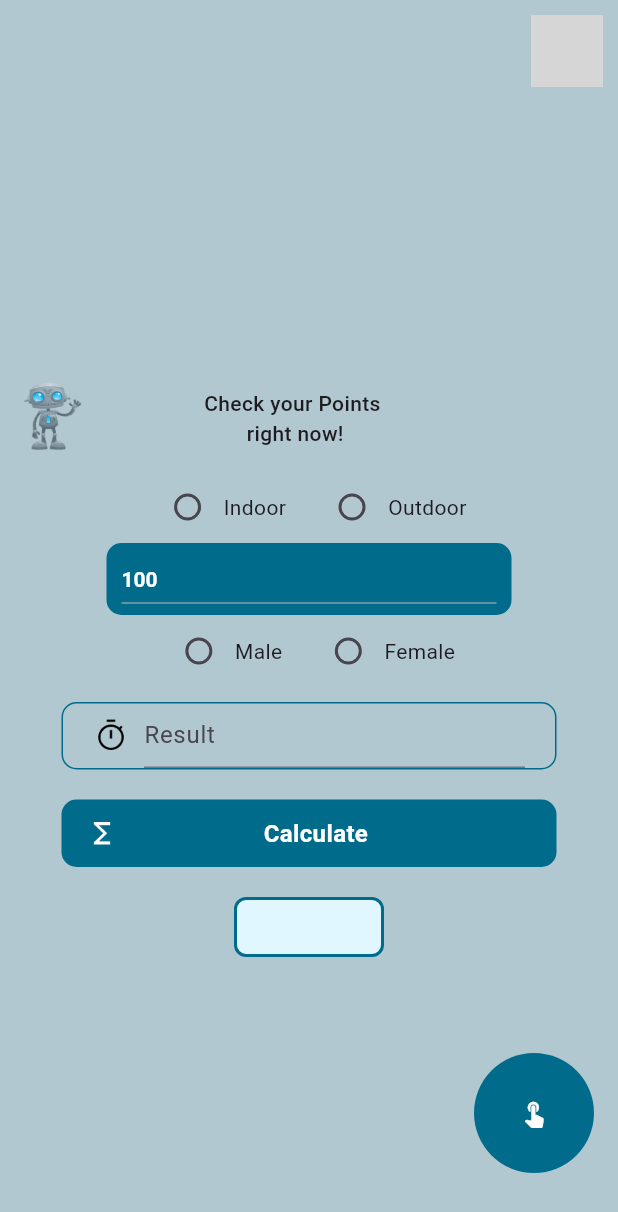
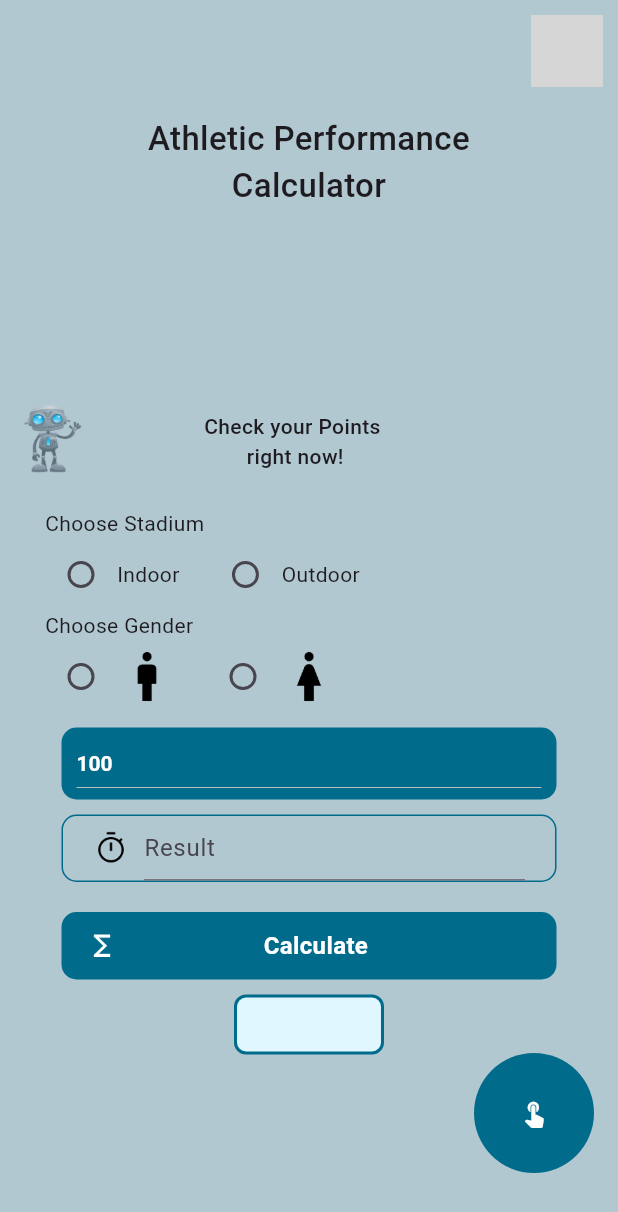
Before and after one commit to MohamaddMortada/AI-Front-End, a Flutter app: the screen it shows after launch, after a tap on "CALCULATE", on a phone screen of 412 x 824 dp. Shown: the top 1212 px of the screen. Run offline on Flutter 3.47's test engine with Material 3 defaults, Android fonts, the phone set to English and light mode, and no system bars; our stand-ins replace flutter_secure_storage, get, image_picker, shared_preferences; network calls fail; grey boxes are pictures that could not be loaded.

Commit message:
Editing Calculate Design

```diff
--- a/lib/pages/calculate.dart
+++ b/lib/pages/calculate.dart
@@ -1,9 +1,7 @@
-import 'package:flutter/gestures.dart';
 import 'package:flutter/material.dart';
 import 'package:front_end/widgets/alami_message.dart';
 import 'package:front_end/widgets/assistive_ball.dart';
 import 'package:front_end/widgets/button_secondary.dart';
-import 'package:front_end/widgets/image_container.dart';
 import 'package:front_end/widgets/input.dart';
 import 'package:front_end/widgets/profile_bar.dart';
 import 'package:http/http.dart' as http;
@@ -128,11 +126,31 @@ class _CalculateState extends State<Calculate> {
               mainAxisAlignment: MainAxisAlignment.center,
               children: [
                 const ProfileBar(),
-                Spacer(),
-                AlamiMessage(text: 'Check your Points \n right now!', fontSize: 14, fontWeight: FontWeight.w500),
-                SizedBox(height: 10),
+                Container(
+                  alignment: Alignment.center,
+                  width: 250,
+                  height: 80,
+                  child: const Text(
+                    'Athletic Performance Calculator',
+                    style: TextStyle(fontSize: 22, fontWeight: FontWeight.w500),
+                    textAlign: TextAlign.center,
+                  ),
+                ),
+                const Spacer(),
+                AlamiMessage(
+                  text: 'Check your Points \n right now!',
+                  fontSize: 14,
+                  fontWeight: FontWeight.w500,
+                ),
+                const SizedBox(height: 20),
+                Container(
+                  padding: const EdgeInsets.symmetric(horizontal: 30),
+                  alignment: Alignment.centerLeft,
+                  child: Column(
+                    crossAxisAlignment: CrossAxisAlignment.start,
+                    children: [
+                      const Text('Choose Stadium'),
                       Row(
-                  mainAxisAlignment: MainAxisAlignment.center,
                         children: [
                           Radio<String>(
                             value: 'i',
@@ -157,9 +175,41 @@ class _CalculateState extends State<Calculate> {
                           const Text('Outdoor'),
                         ],
                       ),
+                      const Text('Choose Gender'),
+                      Row(
+                        children: [
+                          Radio<String>(
+                            value: 'm',
+                            groupValue: _selectedGender,
+                            onChanged: (String? value) {
+                              setState(() {
+                                _selectedGender = value;
+                              });
+                            },
+                          ),
+                          Image.asset('assets/Icons/male.png',
+                              height: 40, width: 40),
+                          const SizedBox(width: 20),
+                          Radio<String>(
+                            value: 'w',
+                            groupValue: _selectedGender,
+                            onChanged: (String? value) {
+                              setState(() {
+                                _selectedGender = value;
+                              });
+                            },
+                          ),
+                          Image.asset('assets/Icons/female.png',
+                              height: 40, width: 40),
+                        ],
+                      ),
+                    ],
+                  ),
+                ),
+                const SizedBox(height: 10),
                 Container(
                   alignment: Alignment.center,
-                  width: 270,
+                  width: 330,
                   padding: const EdgeInsets.symmetric(horizontal: 10),
                   decoration: BoxDecoration(
                     color: Theme.of(context).primaryColor,
@@ -186,32 +236,6 @@ class _CalculateState extends State<Calculate> {
                     },
                   ),
                 ),
-                Row(
-                  mainAxisAlignment: MainAxisAlignment.center,
-                  children: [
-                    Radio<String>(
-                      value: 'm',
-                      groupValue: _selectedGender,
-                      onChanged: (String? value) {
-                        setState(() {
-                          _selectedGender = value;
-                        });
-                      },
-                    ),
-                    const Text('Male'),
-                    const SizedBox(width: 20),
-                    Radio<String>(
-                      value: 'w',
-                      groupValue: _selectedGender,
-                      onChanged: (String? value) {
-                        setState(() {
-                          _selectedGender = value;
-                        });
-                      },
-                    ),
-                    const Text('Female'),
-                  ],
-                ),
                 const SizedBox(height: 10),
                 Input(
                   text: 'Result',
@@ -230,23 +254,10 @@ class _CalculateState extends State<Calculate> {
                   },
                 ),
                 const SizedBox(height: 10),
-                /*ElevatedButton(
-                  onPressed: () async {
-                    await fetchEventId();
-                    await fetchScore();
-                  },
-                  child: const Text('Calculate'),
-                ),*/
-                const SizedBox(height: 10),
                 Container(
                   alignment: Alignment.center,
-                  width: 100,height: 40,
-                  child: Text(
-                    scoreController.text,
-                    style: TextStyle(
-                      fontWeight: FontWeight.w500,
-                      fontSize: 18),
-                  ),
+                  width: 100,
+                  height: 40,
                   decoration: BoxDecoration(
                     color: Theme.of(context).secondaryHeaderColor,
                     borderRadius: BorderRadius.circular(8),
@@ -255,12 +266,17 @@ class _CalculateState extends State<Calculate> {
                       width: 2.0,
                     ),
                   ),
+                  child: Text(
+                    scoreController.text,
+                    style: const TextStyle(
+                        fontWeight: FontWeight.w500, fontSize: 18),
+                  ),
                 ),
                 const Spacer(),
               ],
             ),
           ),
-          AssistiveBall()
+          AssistiveBall(),
         ],
       ),
     );
--- a/lib/pages/main_page.dart
+++ b/lib/pages/main_page.dart
@@ -34,13 +34,13 @@ class _MainPageState extends State<MainPage> {
           Column(
             mainAxisAlignment: MainAxisAlignment.spaceEvenly,
             children: [
-              ProfileBar(),
+              const ProfileBar(),
               Row(
                 mainAxisAlignment: MainAxisAlignment.spaceAround,
                 crossAxisAlignment: CrossAxisAlignment.center,
                 children: [
                   Padding(
-                    padding: EdgeInsets.only(left: 0),
+                    padding: const EdgeInsets.only(left: 0),
                     child: Image.asset(
                       'assets/Icons/alami.png',
                       width: 75,
@@ -48,70 +48,62 @@ class _MainPageState extends State<MainPage> {
                     ),
                   ),
                   Padding(
-                    padding: EdgeInsets.only(right: 0),
+                    padding: const EdgeInsets.only(right: 0),
                     child: Text_Field(
                       text: 'WELCOME $_userName \n to ATHLETIQ',
                       fontSize: 20,
                       fontWeight: FontWeight.bold,
                     ),
                   ),
-                  Spacer(),
-                  Spacer(),
-                  Spacer(),
+                  const Spacer(),
+                  const Spacer(),
+                  const Spacer(),
                 ],
               ),
-              Spacer(),
-
-                  ImageButton(
+              const Spacer(),
+              const ImageButton(
                 imagePath: 'assets/Detect-Image.webp',
                 text: 'DETECT',
                 discription: 'DETECT & FIX \nERRORS',
                 route: '/detect',
               ),
-              SizedBox(height: 10),
-
-                  ImageButton(
+              const SizedBox(height: 10),
+              const ImageButton(
                 imagePath: 'assets/Analyze-Image.webp',
                 text: 'ANALYZE',
                 discription: 'ANALYZE YOUR PERFORMANCE',
                 route: '/analyze',
               ),
-
-              SizedBox(height: 10),
-
-                  ImageButton(
+              const SizedBox(height: 10),
+              const ImageButton(
                 imagePath: 'assets/Predict-Image.webp',
                 text: 'PREDICT',
                 discription: 'PREDICT FUTURE PERFORMANCES',
                 route: '/predict',
               ),
-              SizedBox(height: 10),
-
-                  ImageButton(
+              const SizedBox(height: 10),
+              const ImageButton(
                 imagePath: 'assets/Calculate-Image.webp',
                 text: 'CALCULATE',
                 discription: 'CALCULATE YOUR \nPOINTS',
                 route: '/calculate',
               ),
-              SizedBox(height: 10),
-
-                  ImageButton(
+              const SizedBox(height: 10),
+              const ImageButton(
                 imagePath: 'assets/Calculate-Image.webp',
                 text: 'SESSIONS',
                 discription: 'Add Your Daily \nSessions',
                 route: '/results',
               ),
-              SizedBox(height: 10),
-
-                  ImageButton(
+              const SizedBox(height: 10),
+              const ImageButton(
                 imagePath: 'assets/Chatbot-girl.webp',
                 text: 'CHATBOT',
                 discription: 'Have you Meet Mika? \n',
                 route: '/chatbot',
               ),
-
-              Spacer(),
-              Spacer(),
+              const Spacer(),
+              const Spacer(),
             ],
           ),
           AssistiveBall(),
--- a/lib/widgets/alami_message.dart
+++ b/lib/widgets/alami_message.dart
@@ -10,7 +10,7 @@ class AlamiMessage extends StatelessWidget {
       {super.key,
       required this.text,
       required this.fontSize,
-      required this.fontWeight});
+      required this.fontWeight, });
 
   @override
   Widget build(BuildContext context) {
```
Also changed, not shown: assets/Icons/female.png (added), assets/Icons/male.png (added). Lines whose indentation alone changed are shown as unchanged.
